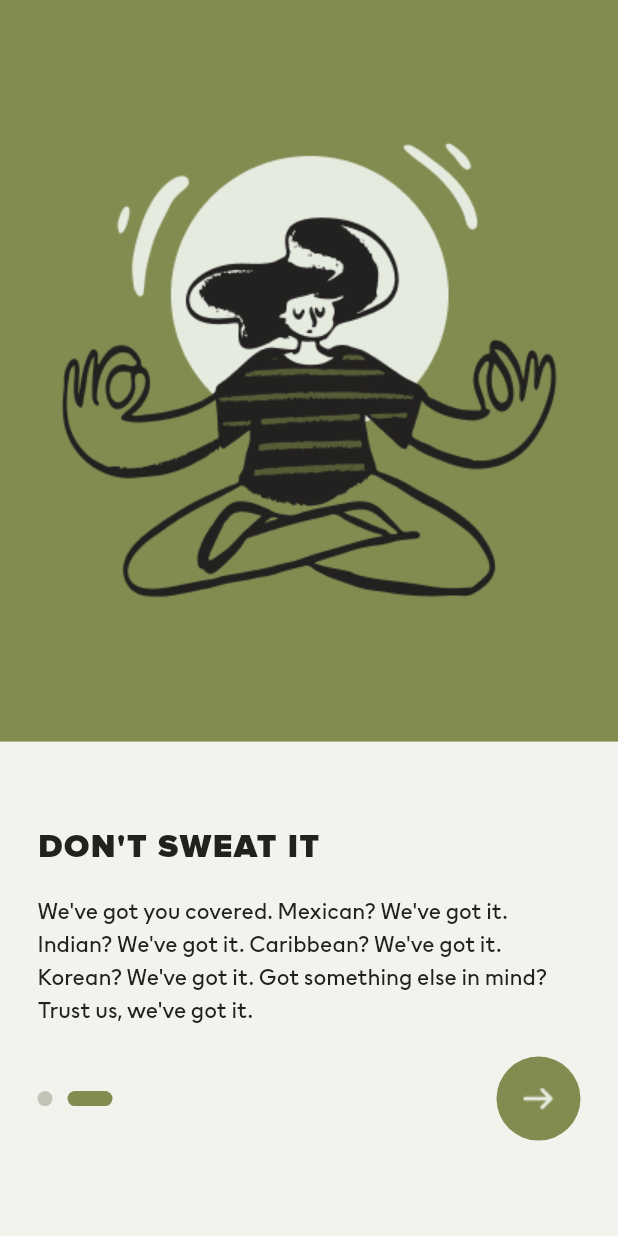
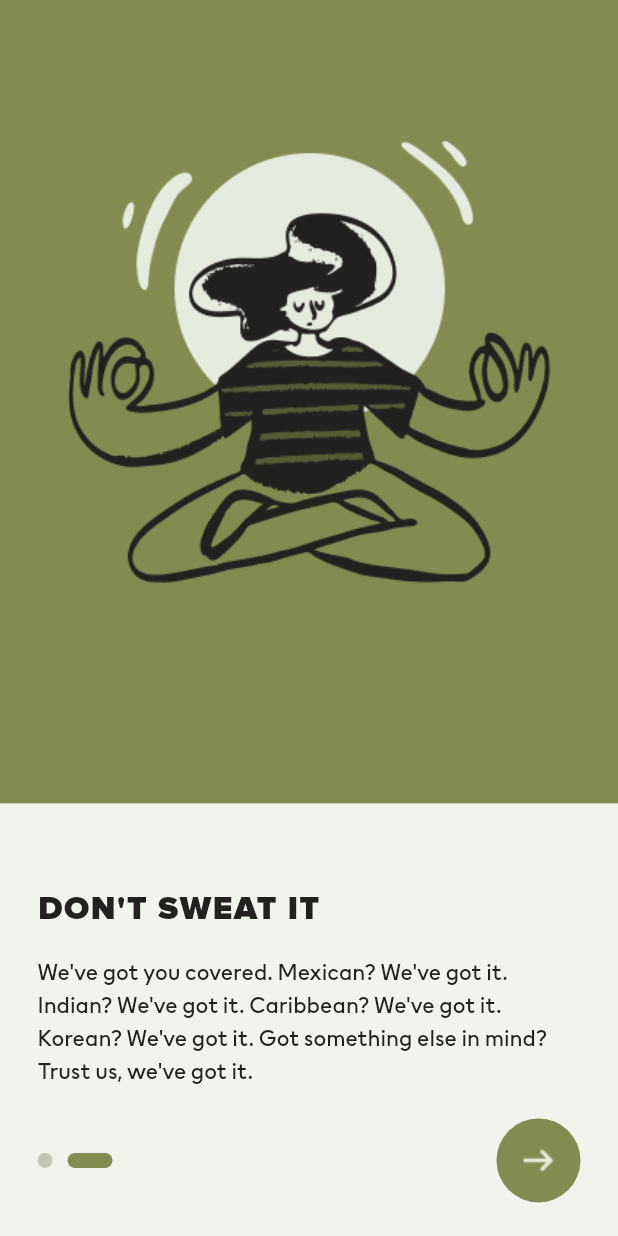
Before and after one commit to trev-org04/chives, a Flutter app: the OnboardingTwo screen opened directly, on a phone screen of 412 x 824 dp. Run offline on Flutter 3.47's test engine with Material 2 defaults, Android fonts, the light colour scheme and no system bars; our stand-ins replace cloud_firestore, firebase_auth, firebase_core; accounts and stored records are empty.

Commit message:
ui changes

```diff
--- a/chives/lib/application/home.dart
+++ b/chives/lib/application/home.dart
@@ -59,7 +59,7 @@ class Home extends StatelessWidget {
               ),
               SizedBox(
                   width: MediaQuery.of(context).size.width - 25,
-                  height: 220,
+                  height: 210,
                   child: const FavoriteCarousel()),
               const Padding(
                 padding: EdgeInsets.fromLTRB(25, 30, 0, 0),
@@ -73,7 +73,7 @@ class Home extends StatelessWidget {
               ),
               SizedBox(
                   width: MediaQuery.of(context).size.width - 25,
-                  height: 246,
+                  height: 238,
                   child: const RecommendedCarousel()),
             ],
           )
@@ -349,7 +349,7 @@ class _RecommendedCardState extends State<RecommendedCard> {
                         alignment: const Alignment(1.0, 0.0),
                         child: Padding(
                           padding:
-                              const EdgeInsets.fromLTRB(0.0, 95.0, 15.0, 10.0),
+                              const EdgeInsets.fromLTRB(0.0, 85.0, 15.0, 10.0),
                           child: Container(
                               decoration: const BoxDecoration(
                                   color: offWhite,
--- a/chives/lib/onboarding/landing.dart
+++ b/chives/lib/onboarding/landing.dart
@@ -28,11 +28,11 @@ class _LandingState extends State<Landing> {
                 width: MediaQuery.of(context).size.width,
                 child: Column(children: [
                   Padding(
-                    padding: const EdgeInsets.only(top: 25.0),
+                    padding: const EdgeInsets.only(top: 15.0),
                     child: Image.asset(
                       'assets/images/landing.png',
-                      height: 400,
-                      width: 390,
+                      height: 370,
+                      width: 360,
                     ),
                   ),
                 ]),
--- a/chives/lib/onboarding/onboarding_two.dart
+++ b/chives/lib/onboarding/onboarding_two.dart
@@ -14,21 +14,21 @@ class _OnboardingTwoState extends State<OnboardingTwo> {
   Widget build(BuildContext context) {
     return Scaffold(
       backgroundColor: textWhite,
-      body: Column(
+      body: ListView(
         children: [
           Container(
             decoration: const BoxDecoration(
               color: mediumGreen,
             ),
-            height: MediaQuery.of(context).size.height * 0.6,
+            height: MediaQuery.of(context).size.height * 0.65,
             width: MediaQuery.of(context).size.width,
             child: Column(children: [
               Padding(
                 padding: const EdgeInsets.only(top: 25.0),
                 child: Image.asset(
                   'assets/images/onboardingTwo.png',
-                  height: 400,
-                  width: 390,
+                  height: 390,
+                  width: 380,
                 ),
               ),
             ]),
```
Also changed, not shown: chives/lib/application/recipe_information.dart (+17 -10 lines), chives/lib/onboarding/onboarding_one.dart (+4 -4 lines), chives/lib/onboarding/sign_in.dart (+4 -3 lines), chives/lib/onboarding/sign_up.dart (+5 -4 lines).
